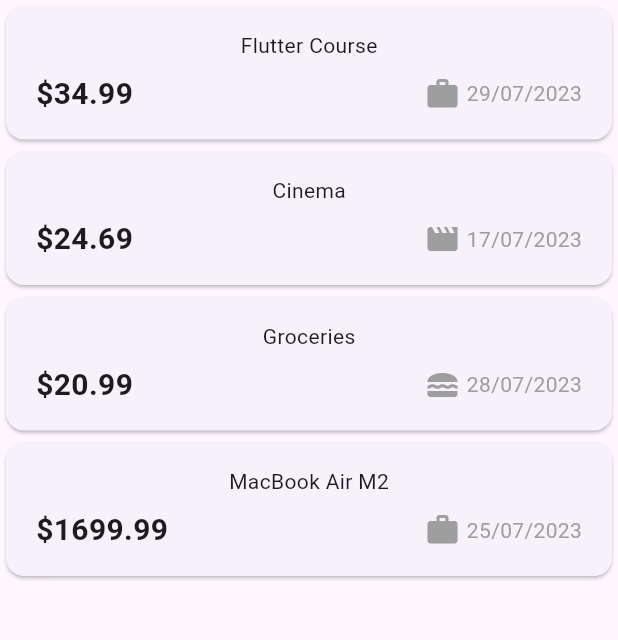
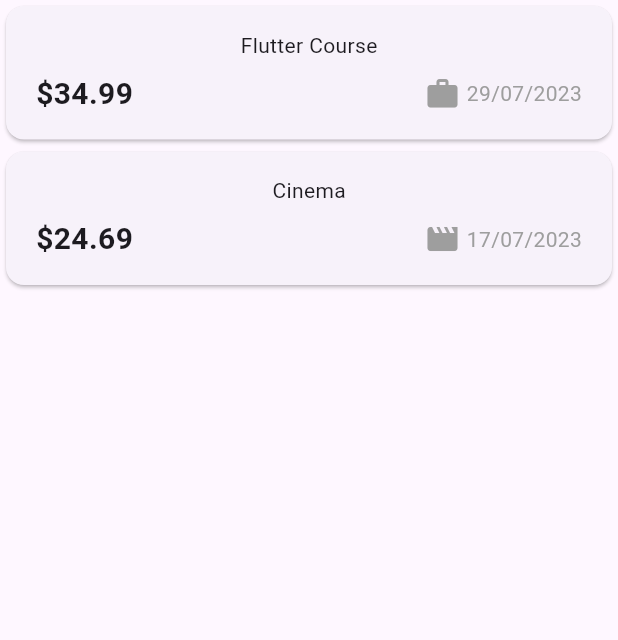
Before and after one commit to clebsonsh/expense_tracker, a Flutter app: the screen it shows after launch, on a phone screen of 412 x 824 dp, the part 114-754 px from its top. Run offline on Flutter 3.47's test engine with Material 2 defaults, Android fonts, the phone set to English and light mode, and no system bars.

```diff
--- a/lib/widgets/expenses.dart
+++ b/lib/widgets/expenses.dart
@@ -27,24 +27,18 @@ class _ExpensesState extends State<Expenses> {
       title: 'Cinema',
       category: Category.leisure,
     ),
-    Expense(
-      amount: 20.99,
-      date: DateTime.now().add(const Duration(days: -1)),
-      title: 'Groceries',
-      category: Category.food,
-    ),
-    Expense(
-      amount: 1699.99,
-      date: DateTime.now().add(const Duration(days: -4)),
-      title: 'MacBook Air M2',
-      category: Category.work,
-    ),
   ];
+
+  void addExpense(Expense expense) {
+    setState(() {
+      _registeredExpenses.add(expense);
+    });
+  }
 
   void _openAddExpenseOverlay() {
     showModalBottomSheet(
       context: context,
-      builder: (ctx) => const NewExpense(),
+      builder: (ctx) => NewExpense(addExpense: addExpense),
     );
   }
 
```
Also changed, not shown: lib/widgets/new_expense.dart (+39 -2 lines).
